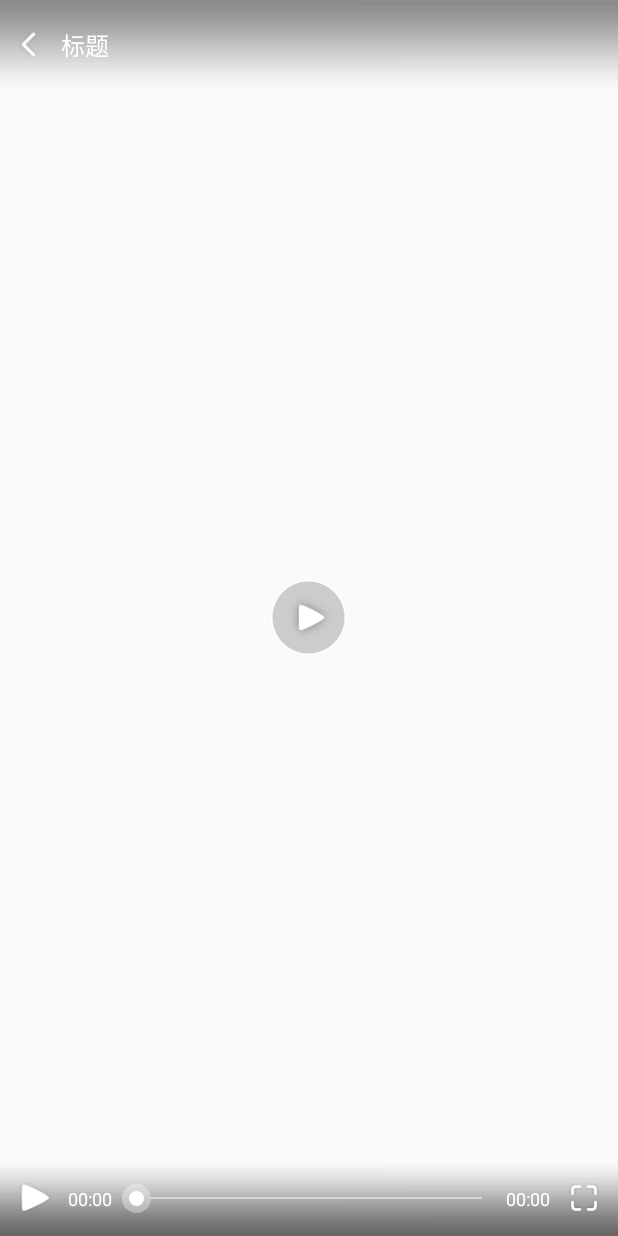
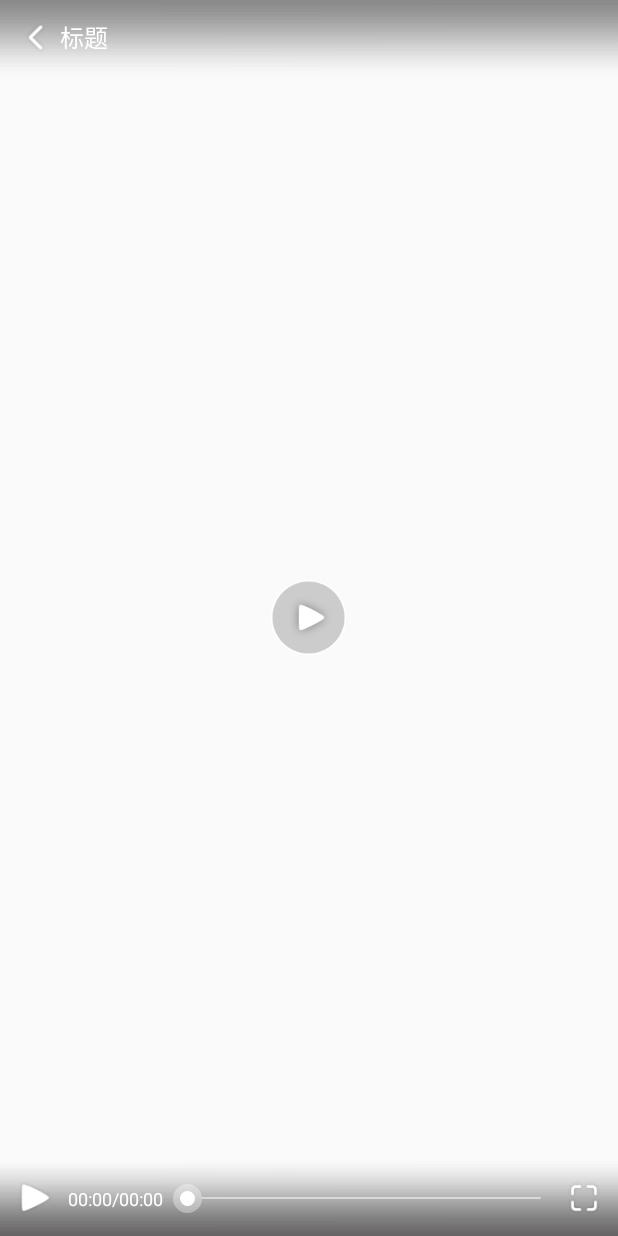
Before and after one commit to xiaoexiao51/SuperVideoPlayer, an Android app: the layout tx_video_palyer_controller.xml on its own in the app's theme, with its tools: preview values and no code run, on a phone screen of 412 x 824 dp. Run offline under Robolectric (Android 15) with nearby library versions, the phone set to English and light mode, and no system bars.

```diff
--- a/app/src/main/java/com/rwzx/supervideoplayer/activity/VideoListAdapter.java
+++ b/app/src/main/java/com/rwzx/supervideoplayer/activity/VideoListAdapter.java
@@ -1,5 +1,6 @@
 package com.rwzx.supervideoplayer.activity;
 
+import com.bumptech.glide.Glide;
 import com.rwzx.supervideoplayer.R;
 import com.rwzx.supervideoplayer.base.BaseRecyclerAdapter;
 import com.rwzx.supervideoplayer.base.BaseViewHolder;
@@ -32,7 +33,7 @@ public class VideoListAdapter extends BaseRecyclerAdapter<Clarity> {
         TxVideoPlayerController controller = new TxVideoPlayerController(mContext);
         controller.setTitle(item.grade);
         controller.isLive(false);
-//        Glide.with(this).load("http://imgsrc.baidu.com/123.jpg").into(controller.imageView());
+        Glide.with(mContext).load(R.drawable.ic_video_image).into(controller.imageView());
         videoPlayer.setController(controller);
     }
 }
--- a/app/src/main/res/layout/adapter_video_list.xml
+++ b/app/src/main/res/layout/adapter_video_list.xml
@@ -7,6 +7,6 @@
     <com.xiao.nicevideoplayer.NiceVideoPlayer
         android:id="@+id/video_view"
         android:layout_width="match_parent"
-        android:layout_height="300dp"/>
+        android:layout_height="220dp"/>
 
 </LinearLayout>
--- a/app/src/main/res/values/colors.xml
+++ b/app/src/main/res/values/colors.xml
@@ -1,7 +1,7 @@
 <?xml version="1.0" encoding="utf-8"?>
 <resources>
     <color name="colorPrimary">#0099FF</color>
-    <color name="colorPrimaryDark">#0099FF</color>
+    <color name="colorPrimaryDark">#0068ae</color>
     <color name="colorAccent">#0099FF</color>
 
     <color name="color_divider">#2E3F51</color>
--- a/lib-nicevideoplayer/src/main/res/layout/tx_video_palyer_controller.xml
+++ b/lib-nicevideoplayer/src/main/res/layout/tx_video_palyer_controller.xml
@@ -7,7 +7,7 @@
         android:id="@+id/image"
         android:layout_width="match_parent"
         android:layout_height="match_parent"
-        android:scaleType="fitXY"/>
+        android:scaleType="centerCrop"/>
     <!--加载动画-->
     <LinearLayout
         android:id="@+id/loading"
@@ -178,7 +178,7 @@
             android:paddingLeft="12dp"
             android:paddingRight="12dp"
             android:paddingTop="5dp"
-            android:text="点击重试"
+            android:text="刷新重试"
             android:textColor="@android:color/white"
             android:textSize="15sp"/>
     </LinearLayout>
@@ -186,15 +186,16 @@
     <LinearLayout
         android:id="@+id/top"
         android:layout_width="match_parent"
-        android:layout_height="60dp"
+        android:layout_height="50dp"
         android:background="@drawable/player_mask_top"
-        android:gravity="center_vertical">
+        android:gravity="center_vertical"
+        android:paddingLeft="10dp"
+        android:paddingRight="15dp">
 
         <ImageView
             android:id="@+id/back"
             android:layout_width="30dp"
             android:layout_height="30dp"
-            android:layout_margin="5dp"
             android:src="@drawable/ic_player_back"/>
 
         <TextView
@@ -213,7 +214,6 @@
             android:layout_width="wrap_content"
             android:layout_height="wrap_content"
             android:orientation="vertical"
-            android:padding="15dp"
             android:visibility="gone">
 
             <ImageView
@@ -238,17 +238,34 @@
         android:layout_height="50dp"
         android:layout_alignParentBottom="true"
         android:background="@drawable/player_mask_bottom"
-        android:gravity="center_vertical">
+        android:gravity="center_vertical"
+        android:paddingLeft="10dp"
+        android:paddingRight="10dp">
 
         <ImageView
             android:id="@+id/restart_or_pause"
             android:layout_width="25dp"
             android:layout_height="25dp"
-            android:layout_margin="10dp"
             android:src="@drawable/ic_player_start"/>
 
         <TextView
             android:id="@+id/position"
+            android:layout_width="wrap_content"
+            android:layout_height="wrap_content"
+            android:layout_marginLeft="10dp"
+            android:text="00:00"
+            android:textColor="@android:color/white"
+            android:textSize="12sp"/>
+
+        <TextView
+            android:layout_width="wrap_content"
+            android:layout_height="wrap_content"
+            android:text="/"
+            android:textColor="@android:color/white"
+            android:textSize="12sp"/>
+
+        <TextView
+            android:id="@+id/duration"
             android:layout_width="wrap_content"
             android:layout_height="wrap_content"
             android:text="00:00"
@@ -269,18 +286,10 @@
             android:thumb="@drawable/seek_thumb"/>
 
         <TextView
-            android:id="@+id/duration"
-            android:layout_width="wrap_content"
-            android:layout_height="wrap_content"
-            android:text="00:00"
-            android:textColor="@android:color/white"
-            android:textSize="12sp"/>
-
-        <TextView
             android:id="@+id/clarity"
             android:layout_width="wrap_content"
             android:layout_height="wrap_content"
-            android:layout_marginLeft="15dp"
+            android:padding="10dp"
             android:text="高清"
             android:textColor="@android:color/white"
             android:textSize="15sp"
@@ -290,7 +299,6 @@
             android:id="@+id/full_screen"
             android:layout_width="25dp"
             android:layout_height="25dp"
-            android:layout_margin="10dp"
             android:src="@drawable/ic_player_enlarge"/>
     </LinearLayout>
     <!--右下角初始显示的总时长-->
```
Also changed, not shown: app/src/main/java/com/rwzx/supervideoplayer/activity/NiceVideoActivity.java (+10 -8 lines), lib-nicevideoplayer/src/main/java/com/xiao/nicevideoplayer/NiceVideoPlayer.java (+10 -0 lines), lib-nicevideoplayer/src/main/java/com/xiao/nicevideoplayer/TxVideoPlayerController.java (+4 -4 lines), app/src/main/res/drawable/ic_video_image.jpg (added).
